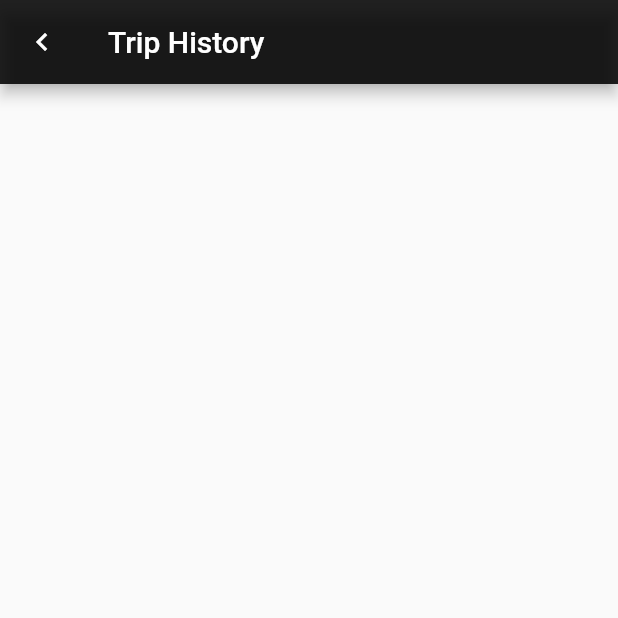
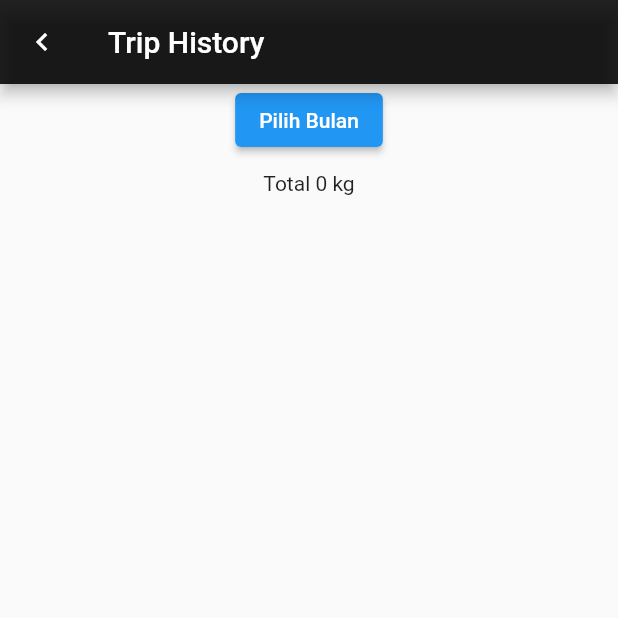
Before and after one commit to UmbuMFA/OjirAppClient1, a Flutter app: the HistoryScreen screen opened directly, on a phone screen of 412 x 824 dp, the top half of it. Run offline on Flutter 3.47's test engine with Material 2 defaults, Android fonts, the phone set to English and light mode, and no system bars; our stand-ins replace animated_text_kit, firebase_auth, firebase_core, firebase_database, firebase_storage, fluttertoast and 7 more; missing offline and left inert: dart_eval, flutter_barcode_scanner, flutter_geofire, flutter_polyline_points; accounts and stored records are empty.

Commit message:
filter bulan di history

```diff
--- a/lib/AllScreens/HistoryScreen.dart
+++ b/lib/AllScreens/HistoryScreen.dart
@@ -1,45 +1,103 @@
 import 'package:flutter/material.dart';
+import 'package:month_picker_dialog/month_picker_dialog.dart';
 import 'package:provider/provider.dart';
 import 'package:rider_app/AllWidgets/HistoryItem.dart';
 import 'package:rider_app/DataHandler/appData.dart';
+import 'package:rider_app/Models/history.dart';
 
 class HistoryScreen extends StatefulWidget {
   @override
   _HistoryScreenState createState() => _HistoryScreenState();
 }
 
+class _HistoryScreenState extends State<HistoryScreen> {
+  String bulan = "Pilih Bulan";
+  DateTime? selectedDate;
+  List<History> items = [];
+  List<History> filteredItems = [];
 
+  @override
+  void initState() {
+    super.initState();
+    selectedDate = DateTime.now();
+    items = Provider.of<AppData>(context, listen: false).tripHistoryDataList;
+    filteredItems =
+        Provider.of<AppData>(context, listen: false).tripHistoryDataList;
+  }
 
-class _HistoryScreenState extends State<HistoryScreen> {
   @override
   Widget build(BuildContext context) {
     return Scaffold(
-
       appBar: AppBar(
-        title: Text('Trip History'),
+        title: const Text('Trip History'),
         backgroundColor: Colors.black87,
         leading: IconButton(
-          onPressed: (){
+          onPressed: () {
             Navigator.pop(context);
           },
-          icon: Icon(Icons.keyboard_arrow_left),
+          icon: const Icon(Icons.keyboard_arrow_left),
         ),
       ),
+      body: Column(
+        children: [
+          ElevatedButton(
+              onPressed: () {
+                showMonthPicker(
+                  context: context,
+                  firstDate: DateTime(DateTime.now().year - 1, 5),
+                  lastDate: DateTime(DateTime.now().year + 1, 9),
+                  initialDate: selectedDate ?? DateTime.now(),
+                  locale: const Locale("id"),
+                ).then((date) {
+                  if (date != null) {
+                    List<History> tmp = [];
+                    for (var element in items) {
+                      int month1 = DateTime.parse(element.date!).month;
+                      int year1 = DateTime.parse(element.date!).year;
+                      int month2 = date.month;
+                      int year2 = date.year;
+                      if (month1 == month2 && year1 == year2) {
+                        tmp.add(element);
+                      }
+                    }
 
-      body: ListView.separated(
-        padding: EdgeInsets.all(0),
-        itemBuilder: (context, index)
-        {
-          return HistoryItem(
-            history: Provider.of<AppData>(context, listen: false).tripHistoryDataList[index],
-          );
-        },
-        separatorBuilder: (BuildContext context, int index) => Divider(thickness: 3.0, height: 3.0,),
-        itemCount: Provider.of<AppData>(context, listen: false).tripHistoryDataList.length,
-        physics: ClampingScrollPhysics(),
-        shrinkWrap: true,
+                    setState(() {
+                      selectedDate = date;
+                      bulan = "${selectedDate!.month} / ${selectedDate!.year}";
+                      filteredItems = tmp;
+                    });
+                  }
+                });
+              },
+              child: Text(bulan)),
+          const SizedBox(
+            height: 10,
+          ),
+          Center(
+            child: Text(
+                "Total ${filteredItems.isNotEmpty ? filteredItems.map((e) => int.parse(e.berat!)).reduce((a, b) => a + b) : 0} kg"),
+          ),
+          const SizedBox(
+            height: 10,
+          ),
+          ListView.separated(
+            padding: const EdgeInsets.all(0),
+            itemBuilder: (context, index) {
+              return HistoryItem(
+                history: filteredItems[index],
+              );
+            },
+            separatorBuilder: (BuildContext context, int index) =>
+                const Divider(
+              thickness: 3.0,
+              height: 3.0,
+            ),
+            itemCount: filteredItems.length,
+            physics: const ClampingScrollPhysics(),
+            shrinkWrap: true,
+          ),
+        ],
       ),
-
     );
   }
 }
--- a/lib/AllScreens/profileTabPage.dart
+++ b/lib/AllScreens/profileTabPage.dart
@@ -57,7 +57,7 @@ class ProfileTabPage extends StatelessWidget {
               },
             ),
             InfoCard(
-              text: "0",
+              text: userCurrentInfo.poin!.toString(),
               icon: Icons.circle,
               onPressed: () async {
                 print("this is poin.");
@@ -87,7 +87,7 @@ class InfoCard extends StatelessWidget {
       onTap: () => onPressed,
       child: Card(
         color: Colors.white,
-        margin: EdgeInsets.symmetric(vertical: 10.0, horizontal: 25.0),
+        margin: const EdgeInsets.symmetric(vertical: 10.0, horizontal: 25.0),
         child: ListTile(
           leading: Icon(
             icon,
--- a/lib/Models/history.dart
+++ b/lib/Models/history.dart
@@ -1,4 +1,5 @@
 import 'package:firebase_database/firebase_database.dart';
+import 'package:intl/intl.dart';
 
 class History {
   String? paymentMethod;
@@ -7,6 +8,12 @@ class History {
   String? fares;
   String? dropOff;
   String? pickup;
+  String? id1;
+  String? id2;
+  String? date;
+  String? berat;
+  String? driver;
+  String? client;
 
   History(
       {this.paymentMethod,
@@ -14,7 +21,13 @@ class History {
       this.status,
       this.fares,
       this.dropOff,
-      this.pickup});
+      this.pickup,
+      this.id1,
+      this.id2,
+      this.date,
+      this.berat,
+      this.driver,
+      this.client});
 
   History.fromSnapshot(DataSnapshot snapshot) {
     paymentMethod = snapshot.child("payment_method").value.toString();
@@ -23,5 +36,11 @@ class History {
     fares = snapshot.child("fares").value.toString();
     dropOff = snapshot.child("dropoff_address").value.toString();
     pickup = snapshot.child("pickup_address").value.toString();
+    id1 = snapshot.child("id1").value.toString();
+    id2 = snapshot.child("id2").value.toString();
+    date = snapshot.child("date").value.toString();
+    berat = snapshot.child("berat").value.toString();
+    driver = snapshot.child("driver").value.toString();
+    client = snapshot.child("client").value.toString();
   }
 }
--- a/pubspec.yaml
+++ b/pubspec.yaml
@@ -54,6 +54,7 @@ dependencies:
   image_picker: ^0.8.4+4
   dart_eval: ^0.3.0
   permission_handler: ^10.0.0
+  month_picker_dialog: ^0.4.0
 
 dev_dependencies:
   flutter_test:
```
Also changed, not shown: lib/AllScreens/aboutScreen.dart (+7 -7 lines), lib/AllScreens/scannerScreen.dart (+39 -29 lines), lib/AllWidgets/HistoryItem.dart (+21 -34 lines), lib/Assistants/assistantMethods.dart (+22 -14 lines), lib/Models/Order.dart (added, +27 -0 lines), pubspec.lock.
